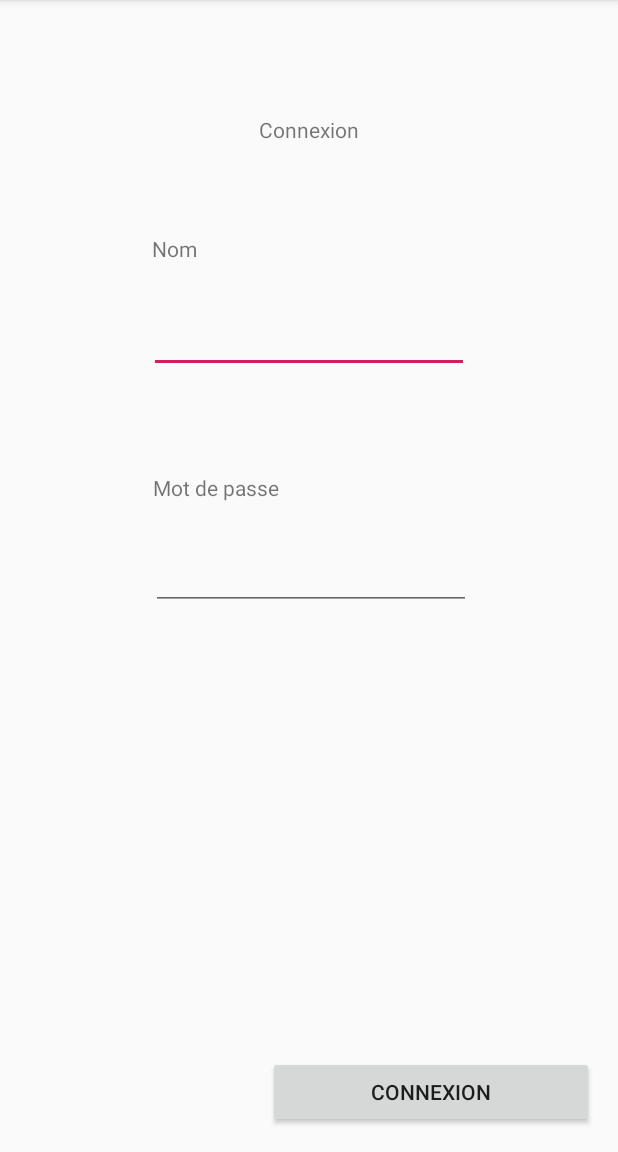
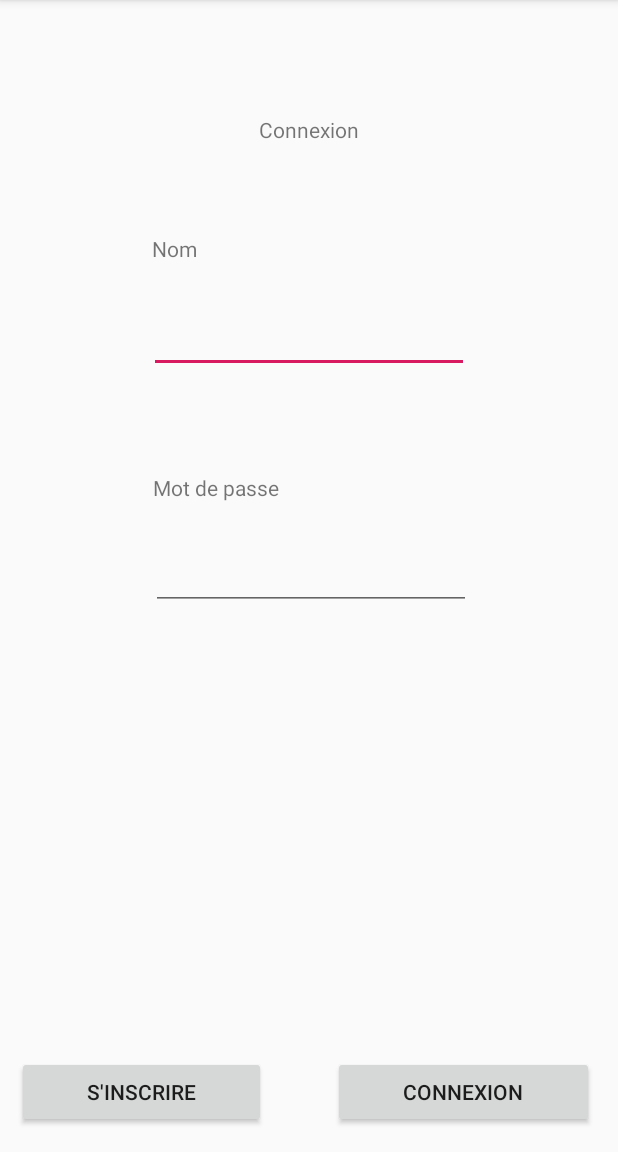
Before and after one commit to FarahonKhwaja/eBay-2.0, an Android app: the screen it shows after launch (LoginActivity), on a phone screen of 412 x 824 dp, the part 84-1236 px from its top. Run offline under Robolectric (Android 15) with nearby library versions, the phone set to English and light mode, and no system bars.

Commit message:
Bouton inscription Ajout bouton inscription à la page de login.

```diff
--- a/iBAE/app/src/main/java/fr/toulouse/miage/ibae/LoginActivity.java
+++ b/iBAE/app/src/main/java/fr/toulouse/miage/ibae/LoginActivity.java
@@ -18,4 +18,10 @@ public class LoginActivity extends AppCompatActivity {
         myIntent.putExtra("key", "value"); //Optional parameters
         this.startActivity(myIntent);
     }
+
+    protected void onClickInscription(View v){
+        Intent myIntent = new Intent(this, InscriptionActivity.class);
+        myIntent.putExtra("key", "value"); //Optional parameters
+        this.startActivity(myIntent);
+    }
 }
--- a/iBAE/app/src/main/res/layout/activity_login.xml
+++ b/iBAE/app/src/main/res/layout/activity_login.xml
@@ -49,14 +49,14 @@
 
     <Button
         android:id="@+id/bt_connexion"
-        android:layout_width="217dp"
+        android:layout_width="174dp"
         android:layout_height="wrap_content"
         android:layout_marginEnd="16dp"
         android:layout_marginBottom="16dp"
+        android:onClick="onClickConnexion"
         android:text="Connexion"
         app:layout_constraintBottom_toBottomOf="parent"
-        app:layout_constraintEnd_toEndOf="parent"
-        android:onClick="onClickConnexion"/>
+        app:layout_constraintEnd_toEndOf="parent" />
 
     <TextView
         android:id="@+id/tv_nom"
@@ -84,4 +84,15 @@
         app:layout_constraintStart_toStartOf="parent"
         app:layout_constraintTop_toBottomOf="@+id/et_nom" />
 
+    <Button
+        android:id="@+id/bt_inscription"
+        android:layout_width="166dp"
+        android:layout_height="wrap_content"
+        android:layout_marginStart="11dp"
+        android:layout_marginBottom="16dp"
+        android:onClick="onClickInscription"
+        android:text="S'inscrire"
+        app:layout_constraintBottom_toBottomOf="parent"
+        app:layout_constraintStart_toStartOf="parent" />
+
 </android.support.constraint.ConstraintLayout>
```
